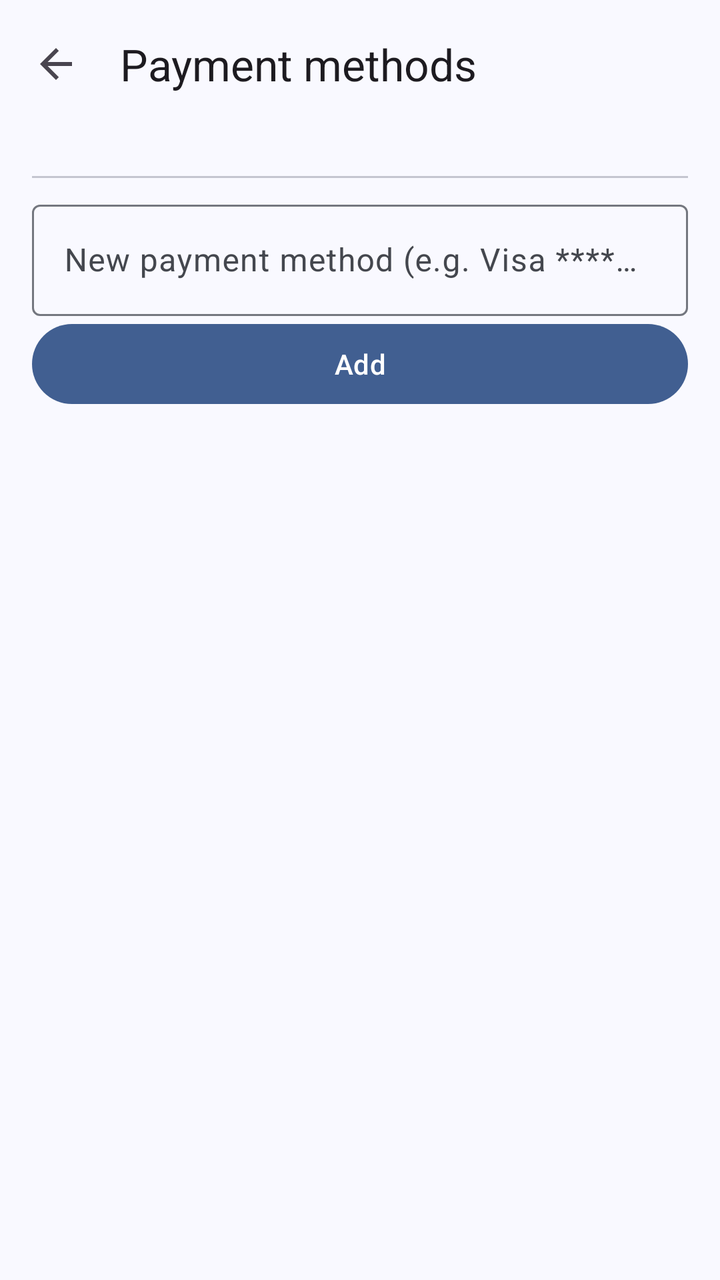
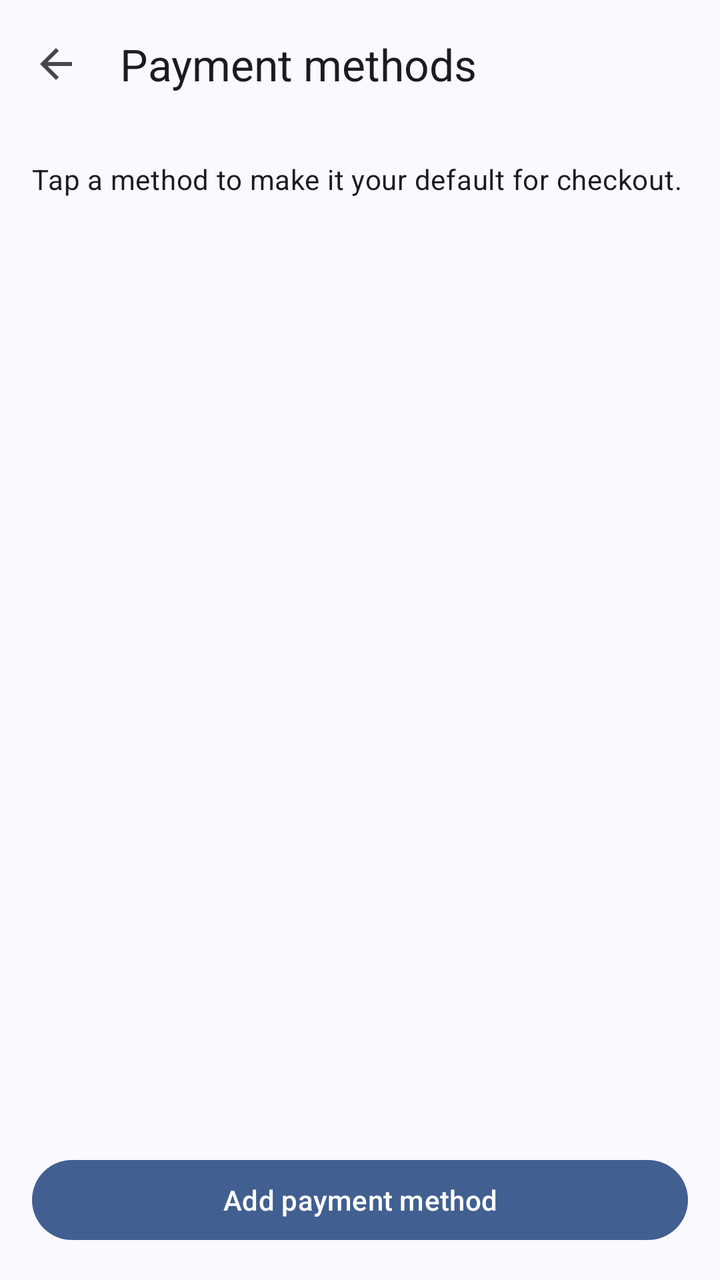

An Android layout rendered at two revisions. The XML below is the earlier revision; the diff shows what the commit changed to produce the second picture.
<!-- AndroidManifest.xml: application theme Theme.Ticketree -->
<!-- res/layout/activity_payment_methods.xml -->
<?xml version="1.0" encoding="utf-8"?>
<LinearLayout xmlns:android="http://schemas.android.com/apk/res/android"
    xmlns:app="http://schemas.android.com/apk/res-auto"
    android:layout_width="match_parent"
    android:layout_height="match_parent"
    android:fitsSystemWindows="true"
    android:orientation="vertical">
    <com.google.android.material.appbar.MaterialToolbar
        android:id="@+id/toolbar"
        android:layout_width="match_parent"
        android:layout_height="?attr/actionBarSize"
        app:navigationIcon="@drawable/ic_back"
        app:title="Payment methods" />
<LinearLayout xmlns:android="http://schemas.android.com/apk/res/android"
    xmlns:app="http://schemas.android.com/apk/res-auto"
    android:layout_width="match_parent"
    android:layout_height="0dp"
    android:layout_weight="1"
    android:orientation="vertical"
    android:padding="16dp">

    <com.google.android.material.divider.MaterialDivider
        android:layout_width="match_parent"
        android:layout_height="wrap_content"
        android:layout_marginVertical="8dp" />

    <com.google.android.material.textfield.TextInputLayout
        android:id="@+id/tilMethod"
        style="@style/Widget.Material3.TextInputLayout.OutlinedBox"
        android:layout_width="match_parent"
        android:layout_height="wrap_content"
        android:hint="New payment method (e.g. Visa ****4321)">

        <com.google.android.material.textfield.TextInputEditText
            android:id="@+id/etMethod"
            android:layout_width="match_parent"
            android:layout_height="wrap_content"
            android:inputType="text" />
    </com.google.android.material.textfield.TextInputLayout>

    <com.google.android.material.button.MaterialButton
        android:id="@+id/btnAdd"
        android:layout_width="match_parent"
        android:layout_height="wrap_content"
        android:text="Add" />

    <include
        android:id="@+id/empty"
        layout="@layout/view_empty"
        android:layout_width="match_parent"
        android:layout_height="wrap_content"
        android:visibility="gone" />

    <androidx.recyclerview.widget.RecyclerView
        android:id="@+id/rvList"
        android:layout_width="match_parent"
        android:layout_height="0dp"
        android:layout_weight="1" />
</LinearLayout>
</LinearLayout>
<!-- res/layout/view_empty.xml (included above) -->
<?xml version="1.0" encoding="utf-8"?>
<LinearLayout xmlns:android="http://schemas.android.com/apk/res/android"
    android:layout_width="match_parent"
    android:layout_height="wrap_content"
    android:gravity="center_horizontal"
    android:orientation="vertical"
    android:padding="32dp">

    <com.google.android.material.textview.MaterialTextView
        android:id="@+id/tvEmoji"
        android:layout_width="wrap_content"
        android:layout_height="wrap_content"
        android:textSize="56sp" />

    <com.google.android.material.textview.MaterialTextView
        android:id="@+id/tvMessage"
        android:layout_width="match_parent"
        android:layout_height="wrap_content"
        android:layout_marginTop="8dp"
        android:gravity="center"
        android:textAppearance="?attr/textAppearanceTitleMedium" />

    <com.google.android.material.button.MaterialButton
        android:id="@+id/btnEmpty"
        android:layout_width="wrap_content"
        android:layout_height="wrap_content"
        android:layout_marginTop="16dp"
        android:visibility="gone" />
</LinearLayout>
<!-- resources referenced by this layout -->
<resources>
  <!-- drawable ic_back (drawable) -->
  <vector xmlns:android="http://schemas.android.com/apk/res/android"
      android:width="24dp"
      android:height="24dp"
      android:tint="?attr/colorControlNormal"
      android:viewportWidth="24"
      android:viewportHeight="24">
      <path
          android:fillColor="@android:color/white"
          android:pathData="M20,11H7.83l5.59,-5.59L12,4l-8,8 8,8 1.41,-1.41L7.83,13H20v-2z" />
  </vector>
  <style name="Theme.Ticketree" parent="AppTheme">
          <item name="android:windowSoftInputMode">adjustResize</item>
      </style>
  <color name="md_theme_primary">#415F91</color>
  <color name="md_theme_onPrimary">#FFFFFF</color>
  <color name="md_theme_primaryContainer">#D6E3FF</color>
  <color name="md_theme_onPrimaryContainer">#284777</color>
  <color name="md_theme_secondary">#565F71</color>
  <color name="md_theme_onSecondary">#FFFFFF</color>
  <color name="md_theme_secondaryContainer">#DAE2F9</color>
  <color name="md_theme_onSecondaryContainer">#3E4759</color>
  <color name="md_theme_tertiary">#705575</color>
  <color name="md_theme_onTertiary">#FFFFFF</color>
  <color name="md_theme_tertiaryContainer">#FAD8FD</color>
  <color name="md_theme_onTertiaryContainer">#573E5C</color>
  <color name="md_theme_error">#BA1A1A</color>
  <color name="md_theme_onError">#FFFFFF</color>
  <color name="md_theme_errorContainer">#FFDAD6</color>
  <color name="md_theme_onErrorContainer">#93000A</color>
  <color name="md_theme_background">#F9F9FF</color>
  <color name="md_theme_onBackground">#191C20</color>
  <color name="md_theme_surface">#F9F9FF</color>
  <color name="md_theme_onSurface">#191C20</color>
  <color name="md_theme_surfaceVariant">#E0E2EC</color>
  <color name="md_theme_onSurfaceVariant">#44474E</color>
  <color name="md_theme_outline">#74777F</color>
  <color name="md_theme_outlineVariant">#C4C6D0</color>
  <color name="md_theme_inverseSurface">#2E3036</color>
  <color name="md_theme_inverseOnSurface">#F0F0F7</color>
  <color name="md_theme_inversePrimary">#AAC7FF</color>
  <color name="md_theme_primaryFixed">#D6E3FF</color>
  <color name="md_theme_onPrimaryFixed">#001B3E</color>
  <color name="md_theme_primaryFixedDim">#AAC7FF</color>
  <color name="md_theme_onPrimaryFixedVariant">#284777</color>
  <color name="md_theme_secondaryFixed">#DAE2F9</color>
  <color name="md_theme_onSecondaryFixed">#131C2B</color>
  <color name="md_theme_secondaryFixedDim">#BEC6DC</color>
  <color name="md_theme_onSecondaryFixedVariant">#3E4759</color>
  <color name="md_theme_tertiaryFixed">#FAD8FD</color>
  <color name="md_theme_onTertiaryFixed">#28132E</color>
  <color name="md_theme_tertiaryFixedDim">#DDBCE0</color>
  <color name="md_theme_onTertiaryFixedVariant">#573E5C</color>
  <color name="md_theme_surfaceDim">#D9D9E0</color>
  <color name="md_theme_surfaceBright">#F9F9FF</color>
  <color name="md_theme_surfaceContainerLowest">#FFFFFF</color>
  <color name="md_theme_surfaceContainerLow">#F3F3FA</color>
  <color name="md_theme_surfaceContainer">#EDEDF4</color>
  <color name="md_theme_surfaceContainerHigh">#E7E8EE</color>
  <color name="md_theme_surfaceContainerHighest">#E2E2E9</color>
  <!-- unchanged entries left out for length: 1 -->
</resources>

<!-- the commit's change to res/layout/activity_payment_methods.xml (unified diff, before → after) -->
@@ -5,58 +5,48 @@
     android:layout_height="match_parent"
     android:fitsSystemWindows="true"
     android:orientation="vertical">
+
     <com.google.android.material.appbar.MaterialToolbar
         android:id="@+id/toolbar"
         android:layout_width="match_parent"
         android:layout_height="?attr/actionBarSize"
+        app:navigationContentDescription="Back"
         app:navigationIcon="@drawable/ic_back"
         app:title="Payment methods" />
-<LinearLayout xmlns:android="http://schemas.android.com/apk/res/android"
-    xmlns:app="http://schemas.android.com/apk/res-auto"
-    android:layout_width="match_parent"
-    android:layout_height="0dp"
-    android:layout_weight="1"
-    android:orientation="vertical"
-    android:padding="16dp">
 
-    <com.google.android.material.divider.MaterialDivider
+    <LinearLayout
         android:layout_width="match_parent"
-        android:layout_height="wrap_content"
-        android:layout_marginVertical="8dp" />
+        android:layout_height="0dp"
+        android:layout_weight="1"
+        android:orientation="vertical"
+        android:padding="16dp">
 
-    <com.google.android.material.textfield.TextInputLayout
-        android:id="@+id/tilMethod"
-        style="@style/Widget.Material3.TextInputLayout.OutlinedBox"
-        android:layout_width="match_parent"
-        android:layout_height="wrap_content"
-        android:hint="New payment method (e.g. Visa ****4321)">
-
-        <com.google.android.material.textfield.TextInputEditText
-            android:id="@+id/etMethod"
+        <com.google.android.material.textview.MaterialTextView
             android:layout_width="match_parent"
             android:layout_height="wrap_content"
-            android:inputType="text" />
-    </com.google.android.material.textfield.TextInputLayout>
+            android:text="Tap a method to make it your default for checkout."
+            android:textAppearance="?attr/textAppearanceBodyMedium" />
 
-    <com.google.android.material.button.MaterialButton
-        android:id="@+id/btnAdd"
-        android:layout_width="match_parent"
-        android:layout_height="wrap_content"
-        android:text="Add" />
+        <include
+            android:id="@+id/empty"
+            layout="@layout/view_empty"
+            android:layout_width="match_parent"
+            android:layout_height="wrap_content"
+            android:visibility="gone" />
 
-    <include
-        android:id="@+id/empty"
-        layout="@layout/view_empty"
-        android:layout_width="match_parent"
-        android:layout_height="wrap_content"
-        android:visibility="gone" />
+        <androidx.recyclerview.widget.RecyclerView
+            android:id="@+id/rvList"
+            android:layout_width="match_parent"
+            android:layout_height="0dp"
+            android:layout_marginTop="12dp"
+            android:layout_weight="1" />
 
-    <androidx.recyclerview.widget.RecyclerView
-        android:id="@+id/rvList"
-        android:layout_width="match_parent"
-        android:layout_height="0dp"
-        android:layout_weight="1" />
-</LinearLayout>
+        <com.google.android.material.button.MaterialButton
+            android:id="@+id/btnAdd"
+            android:layout_width="match_parent"
+            android:layout_height="wrap_content"
+            android:text="Add payment method" />
+    </LinearLayout>
 </LinearLayout>
 <!-- res/layout/view_empty.xml (included above) -->
 <?xml version="1.0" encoding="utf-8"?>
